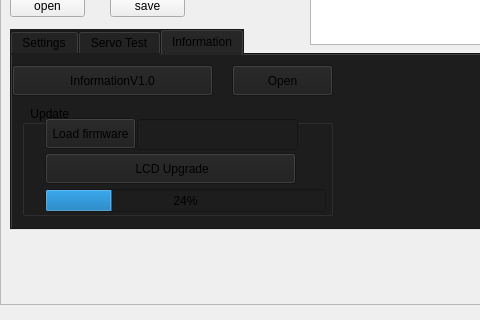
This is HDclient/mainwindow.ui in lisi099/ServoFixtureAll as Qt 5 draws it before an edit; both pictures show x 0 to 480 and y 116 to 436 of the 970 by 607 pixel window. The edited form follows.
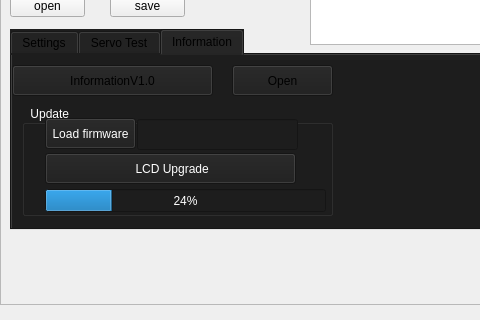
This is the edited form. Icons and pictures are not drawn.

```diff
--- a/HDclient/mainwindow.ui
+++ b/HDclient/mainwindow.ui
@@ -1062,6 +1062,9 @@
         <height>111</height>
        </rect>
       </property>
+      <property name="styleSheet">
+       <string notr="true">color: rgb(255, 255, 255);</string>
+      </property>
       <property name="title">
        <string>  Update</string>
       </property>
```
